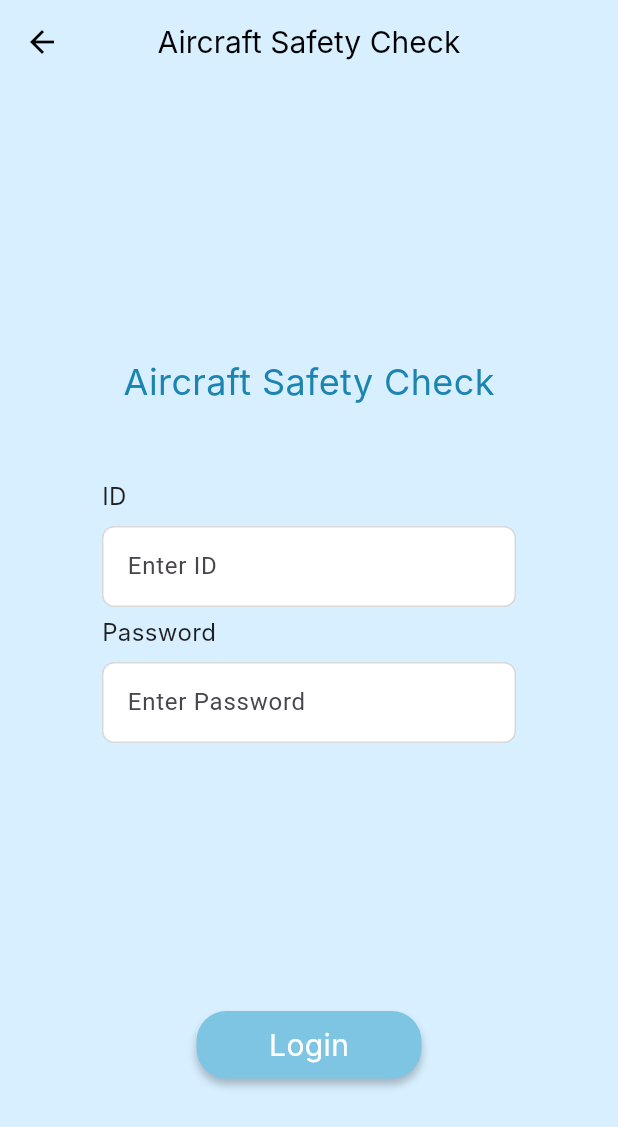
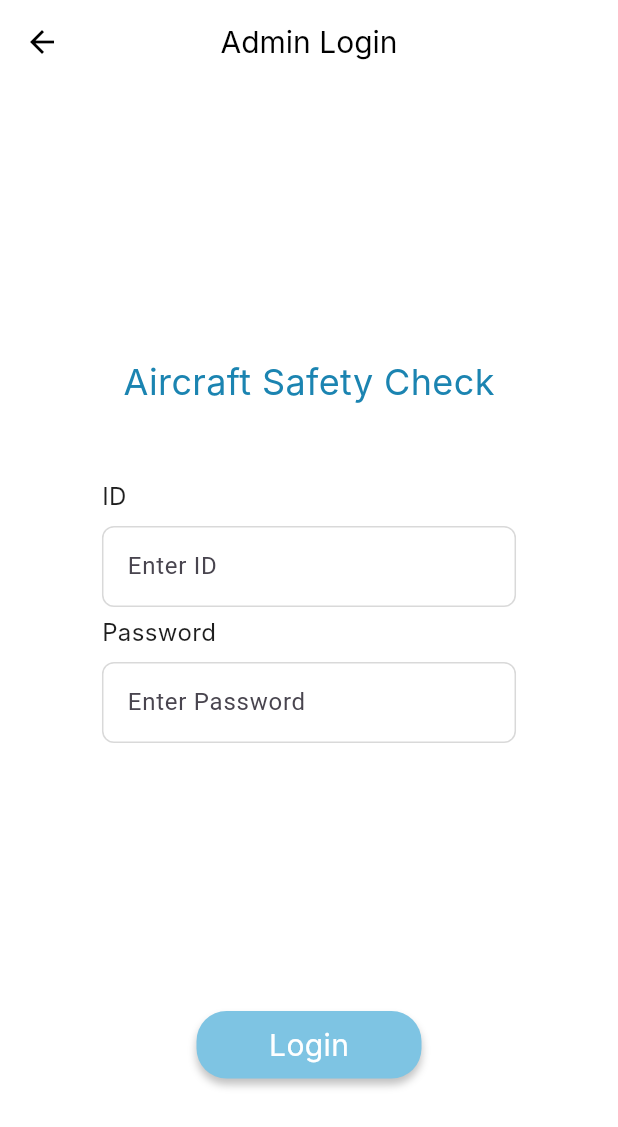
Before and after one commit to Sigyn0809/aircraft_safety_check_app, a Flutter app: the AdminLoginScreen screen opened directly, on a phone screen of 412 x 824 dp. Shown: the top 1127 px of the screen. Run offline on Flutter 3.47's test engine with Material 3 defaults, Android fonts, the phone set to English and light mode, and no system bars; missing offline and left inert: amplify_auth_cognito, amplify_flutter; Roboto replaces fonts that are missing (Inter).

Commit message:
Update admin_login_screen.dart

```diff
--- a/app/lib/screens/admin_login_screen.dart
+++ b/app/lib/screens/admin_login_screen.dart
@@ -1,49 +1,87 @@
 import 'package:flutter/material.dart';
 import 'flight_edit_screen.dart';
+import 'package:amplify_flutter/amplify_flutter.dart';
+import 'package:amplify_auth_cognito/amplify_auth_cognito.dart';
 
-class AdminLoginScreen extends StatelessWidget {
+class AdminLoginScreen extends StatefulWidget {
+  @override
+  _AdminLoginScreenState createState() => _AdminLoginScreenState();
+}
+
+class _AdminLoginScreenState extends State<AdminLoginScreen> {
+  final TextEditingController _usernameController = TextEditingController();
+  final TextEditingController _passwordController = TextEditingController();
+
+  Future<void> _signIn() async {
+    final id = _usernameController.text.trim();
+    final pw = _passwordController.text.trim();
+
+    print("🔑 로그인 시도: username=$id, password=$pw");
+
+    try {
+      final result = await Amplify.Auth.signIn(
+        username: id,
+        password: pw,
+      );
+
+      print("📡 로그인 결과: ${result.isSignedIn}");
+
+      if (result.isSignedIn) {
+        Navigator.push(
+          context,
+          MaterialPageRoute(builder: (context) => FlightEditScreen()),
+        );
+      } else {
+        _showError('로그인에 실패했습니다.');
+      }
+    } on AuthException catch (e) {
+      print("❌ 로그인 에러: ${e.message}");
+      _showError(e.message);
+    }
+  }
+
+
+  void _showError(String message) {
+    ScaffoldMessenger.of(context).showSnackBar(
+      SnackBar(content: Text(message)),
+    );
+  }
+
   @override
   Widget build(BuildContext context) {
-    double screenWidth = MediaQuery.of(context).size.width;  // 화면의 너비
-    double screenHeight = MediaQuery.of(context).size.height; // 화면의 높이
+    double screenWidth = MediaQuery.of(context).size.width;
+    double screenHeight = MediaQuery.of(context).size.height;
 
     return Scaffold(
-      backgroundColor: Color(0xFFD7EFFF), // 하늘색 배경
-
-      // 상단 위젯 설정
+      backgroundColor: Colors.white,
       appBar: AppBar(
-        backgroundColor: Colors.transparent, // 투명 배경
-        elevation: 0, // 그림자 없애기
+        backgroundColor: Colors.transparent,
+        elevation: 0,
         leading: IconButton(
-          icon: Icon(Icons.arrow_back, color: Colors.black), // 뒤로가기 아이콘
-          onPressed: () {
-            Navigator.pop(context); // 뒤로가기 버튼 클릭 시 이전 화면으로 돌아가기
-          },
+          icon: Icon(Icons.arrow_back, color: Colors.black),
+          onPressed: () => Navigator.pop(context),
         ),
-        centerTitle: true, // 중앙 정렬
+        centerTitle: true,
         title: Text(
-          'Aircraft Safety Check', // 제목
+          'Admin Login',
           style: TextStyle(
-            color: Colors.black, // 검정색 텍스트
+            color: Colors.black,
             fontSize: 20,
             fontFamily: 'Inter',
           ),
         ),
       ),
-
-      // 메인 위젯 설정
       body: Container(
-        width: MediaQuery.of(context).size.width, // 화면의 너비
-        height: MediaQuery.of(context).size.height, // 화면의 높이
+        width: screenWidth,
+        height: screenHeight,
         child: Stack(
           children: [
-            // 'Aircraft Safety Check' 텍스트 (ID 필드 바로 위)
             Positioned(
-              top: screenHeight * 0.22, // 세로 위치 지정
-              left: 0, // left를 0으로 설정하여, Align 위젯이 자동으로 중앙 정렬되도록 함
-              right: 0, // right를 0으로 설정하여 Align이 수평 중앙에 배치되도록
+              top: screenHeight * 0.22,
+              left: 0,
+              right: 0,
               child: Align(
-                alignment: Alignment.center, // 수평 중앙 정렬
+                alignment: Alignment.center,
                 child: Text(
                   'Aircraft Safety Check',
                   style: TextStyle(
@@ -54,11 +92,9 @@ class AdminLoginScreen extends StatelessWidget {
                 ),
               ),
             ),
-
-            // ID 텍스트와 필드
             Positioned(
-              top: screenHeight * 0.32, // ID 필드의 상단 위치
-              left: MediaQuery.of(context).size.width * 0.5 - screenWidth * 0.67 / 2, // ID 필드 너비 273을 기준으로 중앙 정렬
+              top: screenHeight * 0.32,
+              left: screenWidth * 0.5 - screenWidth * 0.67 / 2,
               child: Column(
                 crossAxisAlignment: CrossAxisAlignment.start,
                 children: [
@@ -70,7 +106,7 @@ class AdminLoginScreen extends StatelessWidget {
                       fontFamily: 'Inter',
                     ),
                   ),
-                  SizedBox(height: 8), // 텍스트와 텍스트 필드 사이의 간격
+                  SizedBox(height: 8),
                   Container(
                     width: screenWidth * 0.67,
                     padding: const EdgeInsets.symmetric(horizontal: 16, vertical: 2),
@@ -80,8 +116,9 @@ class AdminLoginScreen extends StatelessWidget {
                       border: Border.all(color: Color(0xFFD9D9D9)),
                     ),
                     child: TextField(
+                      controller: _usernameController,
                       decoration: InputDecoration(
-                        hintText: 'Enter ID', // 힌트 텍스트 추가
+                        hintText: 'Enter ID',
                         border: InputBorder.none,
                       ),
                     ),
@@ -89,11 +126,9 @@ class AdminLoginScreen extends StatelessWidget {
                 ],
               ),
             ),
-
-            // Password 텍스트와 필드
             Positioned(
-              top: screenHeight * 0.43, // Password 필드의 상단 위치
-              left: MediaQuery.of(context).size.width * 0.5 - screenWidth * 0.67 / 2, // Password 필드 너비 273을 기준으로 중앙 정렬
+              top: screenHeight * 0.43,
+              left: screenWidth * 0.5 - screenWidth * 0.67 / 2,
               child: Column(
                 crossAxisAlignment: CrossAxisAlignment.start,
                 children: [
@@ -105,7 +140,7 @@ class AdminLoginScreen extends StatelessWidget {
                       fontFamily: 'Inter',
                     ),
                   ),
-                  SizedBox(height: 8), // 텍스트와 텍스트 필드 사이의 간격
+                  SizedBox(height: 8),
                   Container(
                     width: screenWidth * 0.67,
                     padding: const EdgeInsets.symmetric(horizontal: 16, vertical: 2),
@@ -115,9 +150,10 @@ class AdminLoginScreen extends StatelessWidget {
                       border: Border.all(color: Color(0xFFD9D9D9)),
                     ),
                     child: TextField(
-                      obscureText: true,  // 비밀번호 입력 시 숨김 처리
+                      controller: _passwordController,
+                      obscureText: true,
                       decoration: InputDecoration(
-                        hintText: 'Enter Password', // 힌트 텍스트 추가
+                        hintText: 'Enter Password',
                         border: InputBorder.none,
                       ),
                     ),
@@ -125,23 +161,14 @@ class AdminLoginScreen extends StatelessWidget {
                 ],
               ),
             ),
-
-            // 로그인 버튼
             Positioned(
-              top: screenHeight * 0.75, // 로그인 버튼의 상단 위치
-              left: MediaQuery.of(context).size.width * 0.5 - 150 / 2, // 버튼 너비 150을 기준으로 중앙 정렬
+              top: screenHeight * 0.75,
+              left: screenWidth * 0.5 - 150 / 2,
               child: GestureDetector(
-                onTap: () {
-                  Navigator.push(
-                    context,
-                    MaterialPageRoute(
-                        builder: (context) => FlightEditScreen()),
-                  );
-                },
+                onTap: _signIn,
                 child: Container(
                   width: 150,
-                  padding:
-                      const EdgeInsets.symmetric(horizontal: 20, vertical: 8),
+                  padding: const EdgeInsets.symmetric(horizontal: 20, vertical: 8),
                   decoration: ShapeDecoration(
                     color: Color(0xFF7EC4E3),
                     shape: RoundedRectangleBorder(
```
